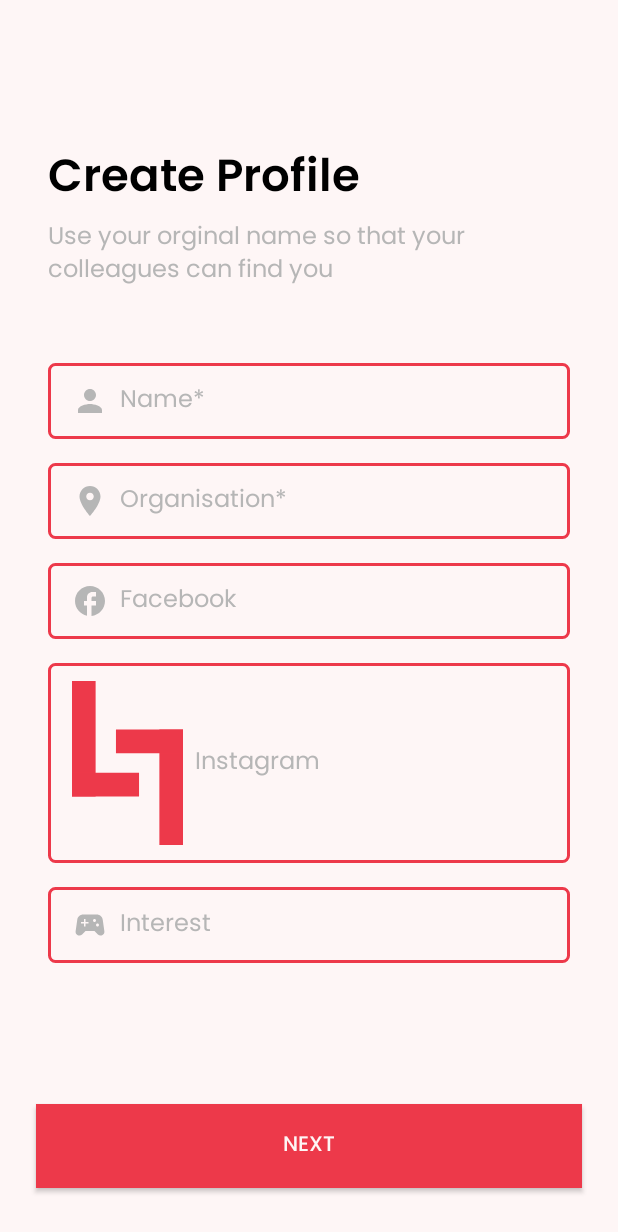
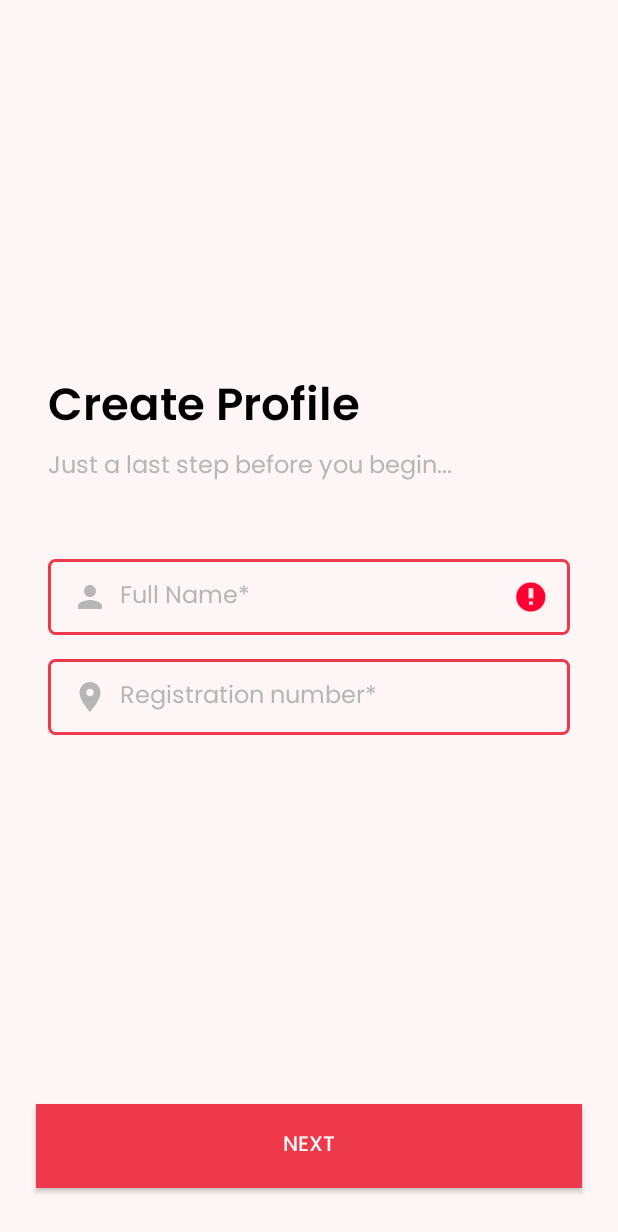
Before and after one commit to 334Dev/LiteLo, an Android app: the fragment createProfileFragment placed in its activity, after a tap on "NEXT", on a phone screen of 412 x 824 dp. Shown: the top 1232 px of the screen. Run offline under Robolectric (Android 15) with nearby library versions, the phone set to English and light mode, and no system bars; our stand-ins replace Firebase (no records; nobody signed in at launch, a user with empty details on screens opened directly).

Commit message:
Create Profile Fragment Added

```diff
--- a/app/src/main/java/com/dev334/litelo/Login/createProfileFragment.java
+++ b/app/src/main/java/com/dev334/litelo/Login/createProfileFragment.java
@@ -15,25 +15,33 @@ import android.widget.ArrayAdapter;
 import android.widget.Button;
 import android.widget.TextView;
 
+import com.dev334.litelo.HomeActivity;
 import com.dev334.litelo.Login.LoginActivity;
 import com.dev334.litelo.R;
 import com.dev334.litelo.Database.TinyDB;
+import com.google.android.gms.tasks.OnFailureListener;
+import com.google.android.gms.tasks.OnSuccessListener;
+import com.google.android.material.snackbar.Snackbar;
+import com.google.firebase.auth.FirebaseAuth;
+import com.google.firebase.firestore.FirebaseFirestore;
+import com.google.firebase.messaging.FirebaseMessaging;
 
 
 import java.util.ArrayList;
+import java.util.HashMap;
+import java.util.Map;
 
 public class createProfileFragment extends Fragment {
 
     private View view;
     private TinyDB tinyDB;
-    private String PhoneNo,Username,Organisation,Facebook, Instagram;
-    private TextView EditName,EditFB,EditInsta,EditInterest;
-    private TextView EditOrg;
+    private String FullName,RegNo;
+    private TextView EditName,EditReg;
     private Button btnCreate;
-    private ArrayList<String> Organisations,userInterest;
-    private static String TAG="CreateProfile";
-    private String uInterest;
-    private ArrayAdapter<String> adapter;
+    private FirebaseFirestore firestore;
+    private FirebaseAuth mAuth;
+    private String UserUID;
+    private View parentLayout;
 
     @Override
     public void onCreate(Bundle savedInstanceState) {
@@ -47,51 +55,52 @@ public class createProfileFragment extends Fragment {
         // Inflate the layout for this fragment
         view = inflater.inflate(R.layout.fragment_create_profile, container, false);
 
+        parentLayout = view.findViewById(android.R.id.content);
         EditName=view.findViewById(R.id.EditName);
-        EditOrg=view.findViewById(R.id.EditOrg);
-        EditFB=view.findViewById(R.id.EditFacebook);
-        EditInsta=view.findViewById(R.id.EditInsta);
+        EditReg=view.findViewById(R.id.EditReg);
         btnCreate=view.findViewById(R.id.btnCreate);
-        EditInterest=view.findViewById(R.id.EditInterest);
-
-
-        Organisations=new ArrayList<>();
-        userInterest=new ArrayList<>();
+        mAuth=FirebaseAuth.getInstance();
+        firestore = FirebaseFirestore.getInstance();
+        UserUID = mAuth.getUid();
         tinyDB=new TinyDB(getContext());
-        userInterest=tinyDB.getListString("UserInterest");
-        setupText();
-        PhoneNo=tinyDB.getString("PhoneNumber");
-
-        adapter = new ArrayAdapter<String>(getActivity(),
-                android.R.layout.simple_spinner_dropdown_item, Organisations);
-
-        EditOrg.setOnClickListener(new View.OnClickListener() {
-            @Override
-            public void onClick(View v) {
-
-            }
-        });
-
-        EditInterest.setOnClickListener(new View.OnClickListener() {
-            @Override
-            public void onClick(View view) {
-
-            }
-        });
-
-
 
         btnCreate.setOnClickListener(new View.OnClickListener() {
             @Override
             public void onClick(View view) {
-                Username=EditName.getText().toString();
-                Organisation=EditOrg.getText().toString();
-                Facebook=EditFB.getText().toString();
-                Instagram=EditInsta.getText().toString();
+                FullName=EditName.getText().toString();
+                RegNo=EditReg.getText().toString();
 
-                if(check()){
-                    ((LoginActivity)getActivity()).setProfileData(Username, Organisation, Facebook, Instagram, userInterest);
-                    ((LoginActivity)getActivity()).openPhoneAuth();
+                if(FullName.isEmpty()){
+                    EditName.setError("Write the Name");
+                }
+                else if(RegNo.isEmpty()){
+                    EditReg.setError("Write Your Registration No.");
+                }
+                else if(Integer.parseInt(RegNo) < 2017000 || Integer.parseInt(RegNo) > 2022000){
+                    EditReg.setError("Invalid Registration No.");
+                }
+                else{
+                    Map<String, Object> user = new HashMap<>();
+                    user.put("Name", FullName);
+                    user.put("Group", RegNo);
+
+                    firestore.collection("NewUsers").document(UserUID).set(user).addOnSuccessListener(new OnSuccessListener<Void>() {
+                        @Override
+                        public void onSuccess(Void aVoid) {
+
+                            Snackbar.make(parentLayout, "Welcome " + FullName + "!", Snackbar.LENGTH_SHORT).show();
+                            Intent i = new Intent(getContext(), HomeActivity.class);
+                            startActivity(i);
+
+                            Snackbar.make(parentLayout, "An error occurred", Snackbar.LENGTH_SHORT).show();
+
+                        }
+                    }).addOnFailureListener(new OnFailureListener() {
+                        @Override
+                        public void onFailure(@NonNull Exception e) {
+                            Snackbar.make(parentLayout, "Error occurred in connecting to server", Snackbar.LENGTH_SHORT).show();
+                        }
+                    });
                 }
             }
         });
@@ -99,59 +108,5 @@ public class createProfileFragment extends Fragment {
         return view;
     }
 
-    private void setupText() {
-
-        uInterest="";
-        for(int i=0;i<userInterest.size();i++){
-            uInterest=uInterest+userInterest.get(i)+" | ";
-        }
-        EditInterest.setText(uInterest);
-    }
-
-
-
-    private boolean check() {
-        if(Username.isEmpty()){
-            return false;
-        }else if(Organisation.isEmpty()){
-            return false;
-        }else{
-            if(Organisations.contains(Organisation)){
-                if(!Instagram.isEmpty()){
-                    if(!URLUtil.isValidUrl(Instagram)){
-                        EditInsta.setError("Enter valid URL or else leave empty");
-                        return false;
-                    }else{
-                        if(!Instagram.contains("instagram") || !Instagram.toLowerCase().contains("instagram")){
-                            EditInsta.setError("Enter valid URL or else leave empty");
-                            return false;
-                        }
-                    }
-                }
-                if(!Facebook.isEmpty()){
-                    if(!URLUtil.isValidUrl(Facebook)){
-                        EditFB.setError("Enter valid URL or else leave empty");
-                        return false;
-                    }else{
-                        if(!Facebook.contains("facebook") || !Facebook.toLowerCase().contains("facebook")){
-                            EditFB.setError("Enter valid URL or else leave empty");
-                            return false;
-                        }
-                    }
-                }
-                return true;
-            }else{
-                return false;
-            }
-        }
-    }
-
-    @Override
-    public void onResume() {
-        super.onResume();
-        EditOrg.setText(tinyDB.getString("Organisation"));
-        userInterest=tinyDB.getListString("UserInterest");
-        setupText();
-    }
 
 }
--- a/app/src/main/res/layout/fragment_create_profile.xml
+++ b/app/src/main/res/layout/fragment_create_profile.xml
@@ -57,7 +57,7 @@
             android:layout_marginEnd="32dp"
             android:layout_marginBottom="48dp"
             android:fontFamily="@font/poppinsregular"
-            android:text="Use your orginal name so that your colleagues can find you"
+            android:text="Just a last step before you begin..."
             android:textColor="@color/Hint"
             android:textSize="16sp" />
 
@@ -72,7 +72,7 @@
             android:drawablePadding="8dp"
             android:ems="10"
             android:fontFamily="@font/poppinsregular"
-            android:hint="Name*"
+            android:hint="Full Name*"
             android:inputType="textPersonName"
             android:paddingStart="16dp"
             android:paddingTop="12dp"
@@ -83,7 +83,7 @@
             android:textSize="16sp" />
 
         <TextView
-            android:id="@+id/EditOrg"
+            android:id="@+id/EditReg"
             android:layout_width="match_parent"
             android:layout_height="wrap_content"
             android:layout_marginStart="32dp"
@@ -94,8 +94,9 @@
             android:drawablePadding="8dp"
             android:focusableInTouchMode="false"
             android:fontFamily="@font/poppinsregular"
-            android:hint="Organisation*"
+            android:hint="Registration number*"
             android:paddingStart="16dp"
+            android:inputType="number"
             android:paddingTop="12dp"
             android:paddingEnd="16dp"
             android:paddingBottom="12dp"
@@ -103,72 +104,7 @@
             android:textColorHint="@color/Hint"
             android:textSize="16sp" />
 
-        <EditText
-            android:id="@+id/EditFacebook"
-            android:layout_width="match_parent"
-            android:layout_height="wrap_content"
-            android:layout_marginStart="32dp"
-            android:layout_marginTop="16dp"
-            android:layout_marginEnd="32dp"
-            android:background="@drawable/primary_outline_textbox"
-            android:drawableLeft="@drawable/ic_baseline_facebook_24_sec"
-            android:drawablePadding="8dp"
-            android:ems="10"
-            android:fontFamily="@font/poppinsregular"
-            android:hint="Facebook "
-            android:inputType="textPersonName"
-            android:paddingStart="16dp"
-            android:paddingTop="12dp"
-            android:paddingEnd="16dp"
-            android:paddingBottom="12dp"
-            android:textColor="@color/Text"
-            android:textColorHint="@color/Hint"
-            android:textSize="16sp" />
 
-        <EditText
-            android:id="@+id/EditInsta"
-            android:layout_width="match_parent"
-            android:layout_height="wrap_content"
-            android:layout_marginStart="32dp"
-            android:layout_marginTop="16dp"
-            android:layout_marginEnd="32dp"
-            android:background="@drawable/primary_outline_textbox"
-            android:drawableLeft="@drawable/ic_app_logo"
-            android:drawablePadding="8dp"
-            android:ems="10"
-            android:fontFamily="@font/poppinsregular"
-            android:hint="Instagram "
-            android:inputType="textPersonName"
-            android:paddingStart="16dp"
-            android:paddingTop="12dp"
-            android:paddingEnd="16dp"
-            android:paddingBottom="12dp"
-            android:textColor="@color/Text"
-            android:textColorHint="@color/Hint"
-            android:textSize="16sp" />
-
-        <EditText
-            android:id="@+id/EditInterest"
-            android:layout_width="match_parent"
-            android:layout_height="wrap_content"
-            android:layout_marginStart="32dp"
-            android:layout_marginTop="16dp"
-            android:layout_marginEnd="32dp"
-            android:background="@drawable/primary_outline_textbox"
-            android:drawableLeft="@drawable/ic_baseline_sports_esports_24"
-            android:drawablePadding="8dp"
-            android:ems="10"
-            android:focusableInTouchMode="false"
-            android:fontFamily="@font/poppinsregular"
-            android:hint="Interest"
-            android:inputType="textPersonName"
-            android:paddingStart="16dp"
-            android:paddingTop="12dp"
-            android:paddingEnd="16dp"
-            android:paddingBottom="12dp"
-            android:textColor="@color/Text"
-            android:textColorHint="@color/Hint"
-            android:textSize="16sp" />
 
     </LinearLayout>
 </androidx.constraintlayout.widget.ConstraintLayout>
```
Also changed, not shown: 1 other file.
